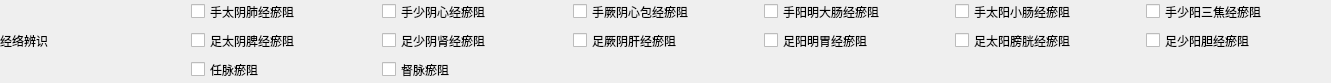
This is src/ui/t3l8.ui in fantasy-mark/Summer as Qt 5 draws it before an edit. The edited form follows.
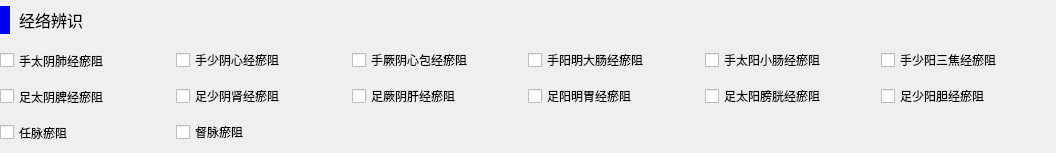
This is the edited form.

The edit to the form file:
```diff
--- a/src/ui/t3l8.ui
+++ b/src/ui/t3l8.ui
@@ -6,8 +6,8 @@
    <rect>
     <x>0</x>
     <y>0</y>
-    <width>1331</width>
-    <height>83</height>
+    <width>1056</width>
+    <height>153</height>
    </rect>
   </property>
   <property name="windowTitle">
@@ -18,111 +18,228 @@
     <rect>
      <x>0</x>
      <y>0</y>
-     <width>1331</width>
-     <height>81</height>
+     <width>1051</width>
+     <height>148</height>
     </rect>
    </property>
+   <property name="font">
+    <font>
+     <family>微软雅黑</family>
+    </font>
+   </property>
    <layout class="QGridLayout" name="gridLayout">
-    <item row="0" column="2">
+    <item row="1" column="1">
      <widget class="QCheckBox" name="s12">
+      <property name="font">
+       <font>
+        <family>微软雅黑</family>
+       </font>
+      </property>
       <property name="text">
        <string>手少阴心经瘀阻</string>
       </property>
      </widget>
     </item>
-    <item row="0" column="6">
+    <item row="1" column="5">
      <widget class="QCheckBox" name="s16">
+      <property name="font">
+       <font>
+        <family>微软雅黑</family>
+       </font>
+      </property>
       <property name="text">
        <string>手少阳三焦经瘀阻</string>
       </property>
      </widget>
     </item>
-    <item row="0" column="5">
+    <item row="1" column="4">
      <widget class="QCheckBox" name="s15">
+      <property name="font">
+       <font>
+        <family>微软雅黑</family>
+       </font>
+      </property>
       <property name="text">
        <string>手太阳小肠经瘀阻</string>
       </property>
      </widget>
     </item>
-    <item row="0" column="4">
+    <item row="1" column="3">
      <widget class="QCheckBox" name="s14">
+      <property name="font">
+       <font>
+        <family>微软雅黑</family>
+       </font>
+      </property>
       <property name="text">
        <string>手阳明大肠经瘀阻</string>
       </property>
      </widget>
     </item>
-    <item row="0" column="3">
+    <item row="1" column="2">
      <widget class="QCheckBox" name="s13">
+      <property name="font">
+       <font>
+        <family>微软雅黑</family>
+       </font>
+      </property>
       <property name="text">
        <string>手厥阴心包经瘀阻</string>
       </property>
      </widget>
     </item>
-    <item row="1" column="6">
+    <item row="2" column="5">
      <widget class="QCheckBox" name="s26">
+      <property name="font">
+       <font>
+        <family>微软雅黑</family>
+       </font>
+      </property>
       <property name="text">
        <string>足少阳胆经瘀阻</string>
       </property>
      </widget>
     </item>
-    <item row="1" column="5">
+    <item row="2" column="4">
      <widget class="QCheckBox" name="s25">
+      <property name="font">
+       <font>
+        <family>微软雅黑</family>
+       </font>
+      </property>
       <property name="text">
        <string>足太阳膀胱经瘀阻</string>
       </property>
      </widget>
     </item>
-    <item row="0" column="1">
+    <item row="1" column="0">
      <widget class="QCheckBox" name="s11">
+      <property name="minimumSize">
+       <size>
+        <width>0</width>
+        <height>29</height>
+       </size>
+      </property>
+      <property name="font">
+       <font>
+        <family>微软雅黑</family>
+       </font>
+      </property>
       <property name="text">
        <string>手太阴肺经瘀阻</string>
       </property>
      </widget>
     </item>
-    <item row="1" column="1">
+    <item row="2" column="0">
      <widget class="QCheckBox" name="s21">
+      <property name="minimumSize">
+       <size>
+        <width>0</width>
+        <height>29</height>
+       </size>
+      </property>
+      <property name="font">
+       <font>
+        <family>微软雅黑</family>
+       </font>
+      </property>
       <property name="text">
        <string>足太阴脾经瘀阻</string>
       </property>
      </widget>
     </item>
-    <item row="1" column="2">
+    <item row="2" column="1">
      <widget class="QCheckBox" name="s22">
+      <property name="font">
+       <font>
+        <family>微软雅黑</family>
+       </font>
+      </property>
       <property name="text">
        <string>足少阴肾经瘀阻</string>
       </property>
      </widget>
     </item>
-    <item row="1" column="3">
+    <item row="2" column="2">
      <widget class="QCheckBox" name="s23">
+      <property name="font">
+       <font>
+        <family>微软雅黑</family>
+       </font>
+      </property>
       <property name="text">
        <string>足厥阴肝经瘀阻</string>
       </property>
      </widget>
     </item>
-    <item row="1" column="4">
+    <item row="2" column="3">
      <widget class="QCheckBox" name="s24">
+      <property name="font">
+       <font>
+        <family>微软雅黑</family>
+       </font>
+      </property>
       <property name="text">
        <string>足阳明胃经瘀阻</string>
       </property>
      </widget>
     </item>
-    <item row="2" column="1">
+    <item row="3" column="0">
      <widget class="QCheckBox" name="s31">
+      <property name="minimumSize">
+       <size>
+        <width>0</width>
+        <height>29</height>
+       </size>
+      </property>
+      <property name="font">
+       <font>
+        <family>微软雅黑</family>
+       </font>
+      </property>
       <property name="text">
        <string>任脉瘀阻</string>
       </property>
      </widget>
     </item>
-    <item row="2" column="2">
+    <item row="3" column="1">
      <widget class="QCheckBox" name="s32">
+      <property name="font">
+       <font>
+        <family>微软雅黑</family>
+       </font>
+      </property>
       <property name="text">
        <string>督脉瘀阻</string>
       </property>
      </widget>
     </item>
-    <item row="0" column="0" rowspan="3">
+    <item row="0" column="0" colspan="6">
      <widget class="QLabel" name="label">
+      <property name="minimumSize">
+       <size>
+        <width>0</width>
+        <height>38</height>
+       </size>
+      </property>
+      <property name="maximumSize">
+       <size>
+        <width>16777215</width>
+        <height>38</height>
+       </size>
+      </property>
+      <property name="font">
+       <font>
+        <family>微软雅黑</family>
+        <pointsize>12</pointsize>
+       </font>
+      </property>
+      <property name="styleSheet">
+       <string notr="true">border-left: 10px solid blue;
+border-radius:5px;
+padding-left: 5px;
+</string>
+      </property>
       <property name="text">
        <string>经络辨识</string>
       </property>
```
